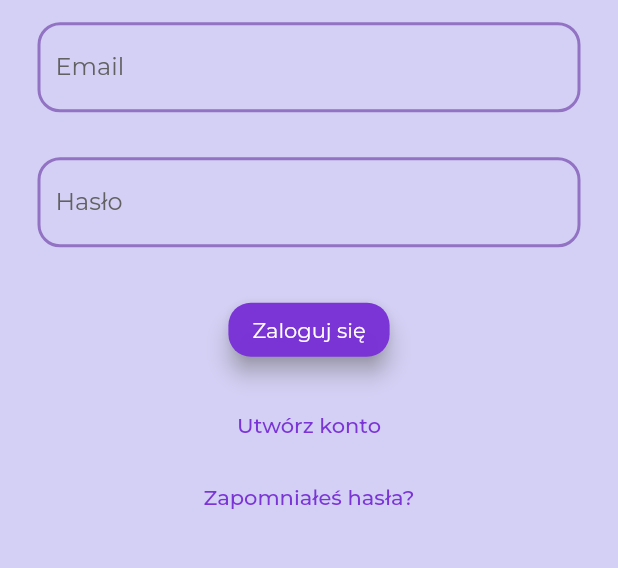
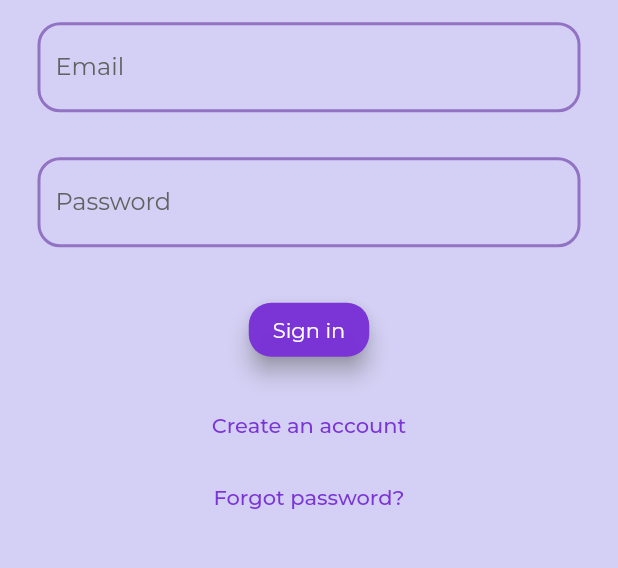
Before and after one commit to agajaworska/letsparty, a Flutter app: the screen it shows after launch, on a phone screen of 412 x 824 dp, the part 496-1064 px from its top. Run offline on Flutter 3.47's test engine with Material 2 defaults, Android fonts, the phone set to English and light mode, and no system bars; our stand-ins replace bloc, cloud_firestore, curved_navigation_bar, dio, firebase_auth, firebase_core and 7 more; missing offline and left inert: flutterfire_ui; accounts and stored records are empty; generated files the repository leaves out were written again.

Commit message:
Change language

```diff
--- a/lib/features/pages/attraction/attr_page.dart
+++ b/lib/features/pages/attraction/attr_page.dart
@@ -24,7 +24,7 @@ class AttractionPage extends StatelessWidget {
             appBar: AppBar(
               backgroundColor: const Color.fromARGB(255, 212, 208, 245),
               title: Text(
-                'A t r a k c j e',
+                'A t t r a c t i o n s',
                 style: GoogleFonts.bebasNeue(
                   fontSize: 35,
                   color: Colors.grey.shade900,
@@ -85,7 +85,7 @@ class AttractionPage extends StatelessWidget {
                                   color: Color.fromARGB(183, 119, 77, 175),
                                 ),
                               ),
-                              hintText: 'Podaj propozycję atrakcji',
+                              hintText: 'Your attraction suggestion',
                               hintStyle: GoogleFonts.montserrat(),
                               prefixIcon: const Icon(
                                 Ionicons.sparkles_outline,
--- a/lib/features/pages/home/my_account/my_account_page_content.dart
+++ b/lib/features/pages/home/my_account/my_account_page_content.dart
@@ -25,7 +25,7 @@ class MyAccountPageContent extends StatelessWidget {
             appBar: AppBar(
               backgroundColor: const Color.fromARGB(255, 212, 208, 245),
               title: Text(
-                'M o j e  k o n t o',
+                'M Y  A C C O U N T',
                 style: GoogleFonts.bebasNeue(
                   fontSize: 35,
                   color: Colors.grey.shade900,
@@ -158,7 +158,7 @@ class _MyAccountPageBodyState extends State<_MyAccountPageBody> {
                           color: Color.fromARGB(183, 119, 77, 175),
                         ),
                       ),
-                      hintText: 'Imię i nazwisko',
+                      hintText: 'Full name',
                       hintStyle: GoogleFonts.montserrat(),
                       prefixIcon: const Icon(
                         Icons.text_fields_outlined,
@@ -186,7 +186,7 @@ class _MyAccountPageBodyState extends State<_MyAccountPageBody> {
                           color: Color.fromARGB(183, 119, 77, 175),
                         ),
                       ),
-                      hintText: 'Url zdjęcia: http://...jpg',
+                      hintText: 'Photo url: http://...jpg',
                       hintStyle: GoogleFonts.montserrat(),
                       prefixIcon: const Icon(
                         Icons.add_a_photo_outlined,
--- a/lib/features/pages/login/login_page.dart
+++ b/lib/features/pages/login/login_page.dart
@@ -121,11 +121,11 @@ class LoginPage extends StatelessWidget {
                             ),
                           ),
                           border: const OutlineInputBorder(),
-                          hintText: 'Hasło',
+                          hintText: 'Password',
                           hintStyle: GoogleFonts.montserrat(),
                           labelStyle: TextStyle(color: Colors.grey.shade700),
                           label: Text(
-                            'Hasło',
+                            'Password',
                             style: GoogleFonts.montserrat(),
                           ),
                         ),
@@ -166,8 +166,8 @@ class LoginPage extends StatelessWidget {
                       ),
                       child: Text(
                         state.isCreatingAccount
-                            ? 'Zarejestruj się'
-                            : 'Zaloguj się',
+                            ? 'Register new account'
+                            : 'Sign in',
                       ),
                     ),
                     const SizedBox(height: 15),
@@ -178,7 +178,7 @@ class LoginPage extends StatelessWidget {
                               .read<RootCubit>()
                               .createAccountButtonPressed();
                         },
-                        child: Text('Utwórz konto',
+                        child: Text('Create an account',
                             style: GoogleFonts.montserrat(
                               color: const Color.fromARGB(252, 122, 51, 214),
                             )),
@@ -189,7 +189,7 @@ class LoginPage extends StatelessWidget {
                         onPressed: () {
                           context.read<RootCubit>().signInButtonPressed();
                         },
-                        child: Text('Masz już konto?',
+                        child: Text('Already have an account?',
                             style: GoogleFonts.montserrat(
                               color: const Color.fromARGB(252, 122, 51, 214),
                             )),
@@ -204,7 +204,7 @@ class LoginPage extends StatelessWidget {
                           ),
                         );
                       },
-                      child: Text('Zapomniałeś hasła?',
+                      child: Text('Forgot password?',
                           style: GoogleFonts.montserrat(
                             color: const Color.fromARGB(252, 122, 51, 214),
                           )),
--- a/lib/features/pages/quest/quest_page.dart
+++ b/lib/features/pages/quest/quest_page.dart
@@ -23,7 +23,7 @@ class _QuestPageState extends State<QuestPage> {
       appBar: AppBar(
         backgroundColor: const Color.fromARGB(255, 212, 208, 245),
         title: Text(
-          'L i s t a  g o ś c i',
+          'Q u e s t  l i s t',
           style: GoogleFonts.bebasNeue(
             fontSize: 35,
             color: Colors.grey.shade900,
--- a/lib/features/pages/theme/theme_page.dart
+++ b/lib/features/pages/theme/theme_page.dart
@@ -24,7 +24,7 @@ class ThemePage extends StatelessWidget {
           appBar: AppBar(
             backgroundColor: const Color.fromARGB(255, 212, 208, 245),
             title: Text(
-              'M o t y w  i m p r e z y',
+              'P A R T Y  T H E M E',
               style: GoogleFonts.bebasNeue(
                 fontSize: 35,
                 color: Colors.grey.shade900,
@@ -39,7 +39,7 @@ class ThemePage extends StatelessWidget {
                 controller: controller,
                 style: GoogleFonts.montserrat(color: Colors.white),
                 decoration: InputDecoration(
-                  hintText: 'Dodaj link do zdjęcia',
+                  hintText: 'Add photo url http://....',
                   hintStyle: GoogleFonts.montserrat(color: Colors.white),
                   prefixIcon: const Icon(
                     Icons.image_outlined,
```
Also changed, not shown: lib/features/pages/add date/add_date_page.dart (+5 -8 lines), lib/features/pages/add spendings/add_spendings_page.dart (+5 -5 lines), lib/features/pages/budget/budget_page.dart (+5 -5 lines), lib/features/pages/date/date_page.dart (+7 -9 lines), lib/features/pages/home/main_view/main_view_page_content.dart (+6 -6 lines).
